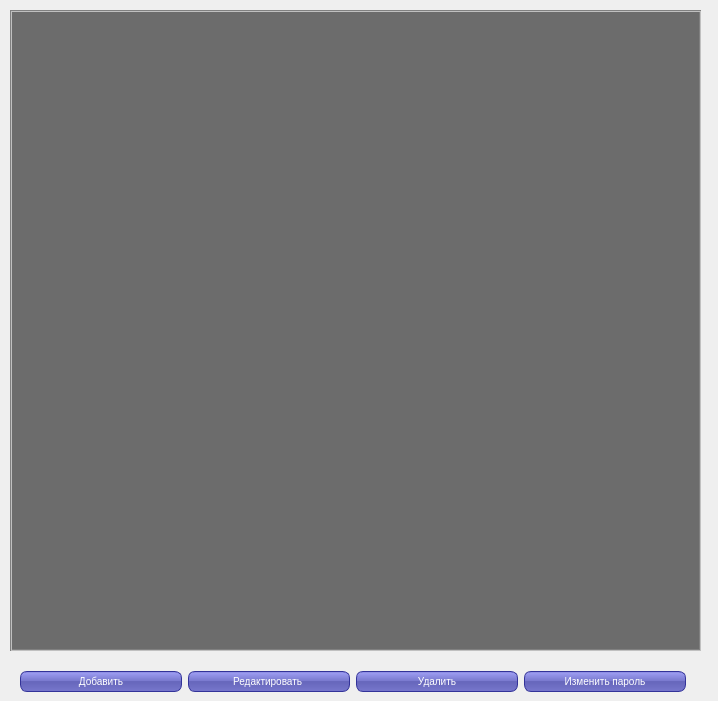
The window that ARMInspectorGUI/dialog.ui (sid1980/ARMInspector) describes before a commit, drawn with Qt 5.
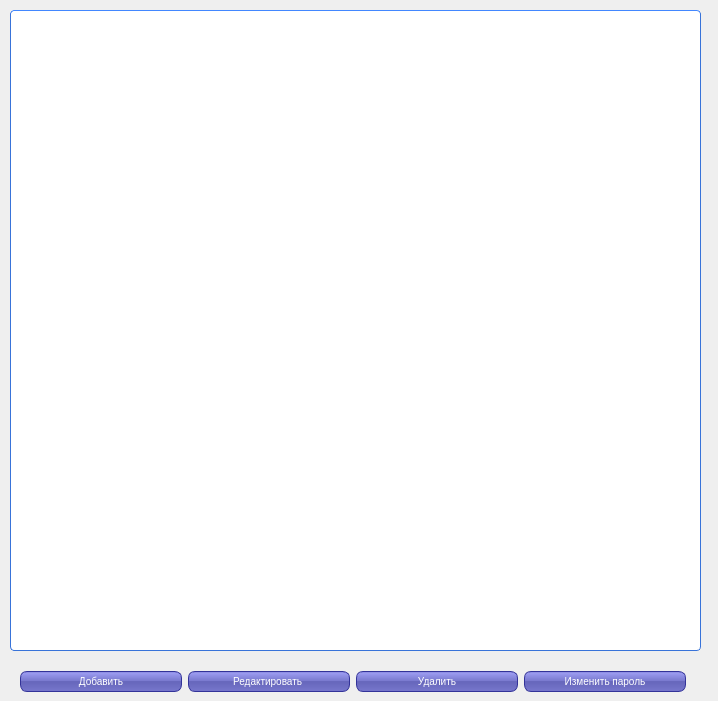
The same window after the commit. Icons and pictures are not drawn.

What changed in the file:
```diff
--- a/ARMInspectorGUI/dialog.ui
+++ b/ARMInspectorGUI/dialog.ui
@@ -30,17 +30,54 @@
 min-height: 13px;
 max-height: 13px;
 }
-QTableView {
-         Color: white; /* text color in the table */
-         Gridline-color: black; /*The inner frame color*/
-         Background-color: rgb(108, 108, 108); /* background color in the table*/
-    alternate-background-color: rgb(64, 64, 64);
-         Selection-color: white; /* The text color of the selected area*/
-         Selection-background-color: rgb(77, 77, 77); /*The background color of the selected area*/
-    border: 2px groove gray;
-    border-radius: 0px;
-    padding: 2px 4px;
+QHeaderView {
+    background-color: #fff;
+    font-size:11px;
 }
+QHeaderView::section:horizontal {
+    color: #fff;
+    border-style: solid;
+    background-color: qlineargradient( x1: 0, y1: 0, x2: 0, y2: 1,
+                                        stop: 0 #4287ff, stop: 1 #356ccc);
+ }
+QTableView {
+    border: 1px solid #3873d9;
+    border-top-color: #4287ff;
+    border-radius: 4px;
+    background-color: #fff;
+    background-image: url(:/img/other/background.png);
+    gridline-color: #777;
+    selection-background-color: royalblue;
+    color:#333;
+    font-size:11px;
+ }
+
+QScrollBar:vertical {
+     background: #e4e4e4;
+     border-top-right-radius: 4px;
+     border-bottom-right-radius: 4px;
+     width: 12px;
+     margin: 0px;
+ }
+ QScrollBar::handle:vertical {
+    background-color: qlineargradient( x1: 0, y1: 0, x2: 1, y2: 0,
+                                    stop: 0 #4287ff, stop: 1 #356ccc);
+     border-radius: 4px;
+     min-height: 20px;
+     margin: 0px 2px 0px 2px;
+ }
+ QScrollBar::add-line:vertical {
+     background: none;
+     height: 0px;
+     subcontrol-position: right;
+     subcontrol-origin: margin;
+ }
+ QScrollBar::sub-line:vertical {
+     background: none;
+     height: 0px;
+     subcontrol-position: left;
+     subcontrol-origin: margin;
+ }
 
 QMessageBox QPushButton {
 color: white;
```
